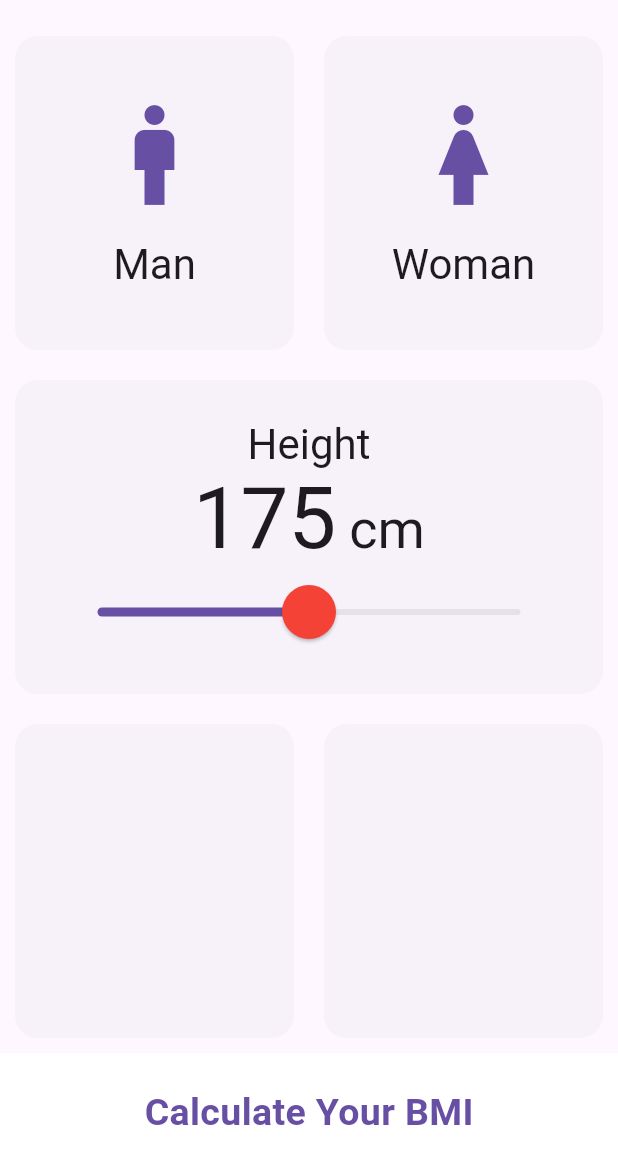
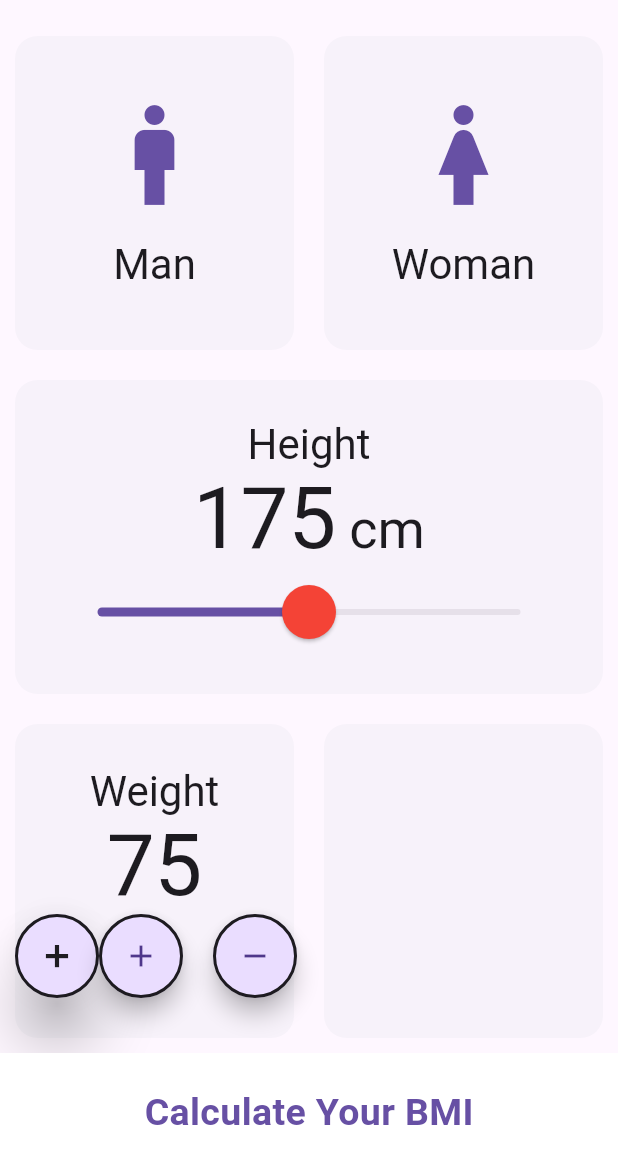
Before and after one commit to stiehle/bmi_calc, a Flutter app: the screen it shows after launch, on a phone screen of 412 x 824 dp, the part 63-1236 px from its top. Run offline on Flutter 3.47's test engine with Material 3 defaults, Android fonts, the phone set to English and light mode, and no system bars.

Commit message:
Add weight adjustment functionality with buttons in InputPage

```diff
--- a/lib/features/page/input_page.dart
+++ b/lib/features/page/input_page.dart
@@ -23,6 +23,8 @@ class _InputPageState extends State<InputPage> {
   bool cardManPressed = false;
   bool cardWomanPressed = false;
   double sliderHeight = 175;
+  int weight = 75;
+  int age = 25;
 
   void toggleCardsGender({required Gender gender}) {
     debugPrint('---->${gender.name}');
@@ -137,7 +139,69 @@ class _InputPageState extends State<InputPage> {
           Expanded(
             child: Row(
               children: [
-                Expanded(child: ReusableCard()),
+                Expanded(
+                  child: ReusableCard(
+                    cardChild: Column(
+                      mainAxisAlignment: MainAxisAlignment.center,
+                      children: [
+                        Text(
+                          'Weight',
+                          style: Theme.of(context).textTheme.headlineMedium,
+                        ),
+                        Text(
+                          weight.toString(),
+                          style: Theme.of(context).textTheme.displayLarge,
+                        ),
+                        Row(
+                          mainAxisAlignment: MainAxisAlignment.center,
+                          children: [
+                            RoundIconButton(
+                              icon: Icons.add,
+                              onPressed: () {
+                                setState(() {
+                                  weight++;
+                                });
+                              },
+                            ),
+                            FloatingActionButton(
+                              shape: CircleBorder(
+                                side: BorderSide(
+                                  color: Theme.of(
+                                    context,
+                                  ).colorScheme.onSurface,
+                                  width: 2.0,
+                                ),
+                              ),
+                              onPressed: () {
+                                setState(() {
+                                  weight++;
+                                });
+                              },
+                              child: const Icon(Icons.add),
+                            ),
+                            const SizedBox(width: 20),
+                            FloatingActionButton(
+                              shape: CircleBorder(
+                                side: BorderSide(
+                                  color: Theme.of(
+                                    context,
+                                  ).colorScheme.onSurface,
+                                  width: 2.0,
+                                ),
+                              ),
+                              onPressed: () {
+                                setState(() {
+                                  weight--;
+                                });
+                              },
+                              child: const Icon(Icons.remove),
+                            ),
+                          ],
+                        ),
+                      ],
+                    ),
+                  ),
+                ),
                 Expanded(child: ReusableCard()),
               ],
             ),
@@ -174,3 +238,33 @@ class _InputPageState extends State<InputPage> {
     );
   }
 }
+
+class RoundIconButton extends StatelessWidget {
+  const RoundIconButton({
+    super.key,
+    required this.icon,
+    required this.onPressed,
+  });
+
+  final IconData icon;
+  final VoidCallback onPressed;
+
+  @override
+  Widget build(BuildContext context) {
+    return RawMaterialButton(
+      onPressed: onPressed,
+      elevation: 16.0,
+      constraints: const BoxConstraints.tightFor(width: 56.0, height: 56.0),
+      // shape: const CircleBorder(),
+      shape: CircleBorder(
+        side: BorderSide(
+          color: Theme.of(context).colorScheme.onSurface,
+          width: 2.0,
+        ),
+      ),
+
+      fillColor: Theme.of(context).colorScheme.primaryContainer,
+      child: Icon(icon, fontWeight: FontWeight.bold),
+    );
+  }
+}
```
